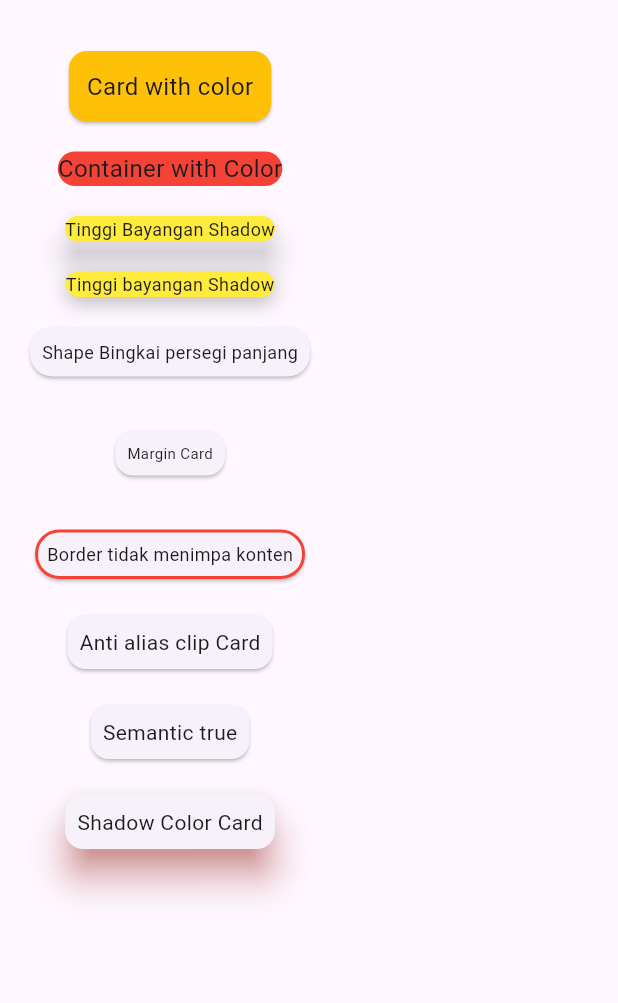
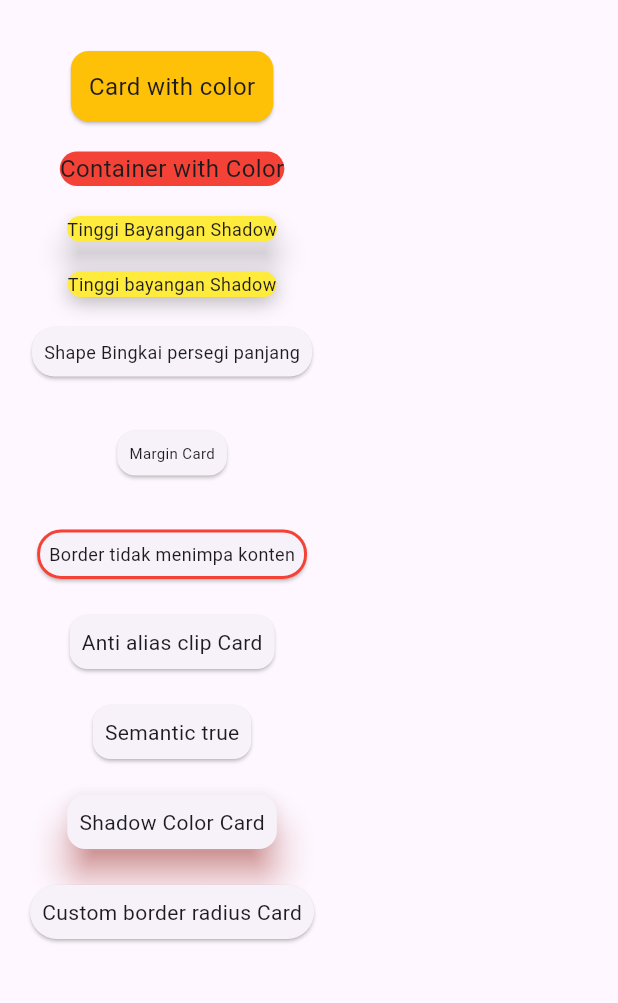
Before and after one commit to Frientia/tugas_week_8_1123150114, a Flutter app: the screen it shows after launch, on a phone screen of 412 x 824 dp, the part 63-1066 px from its top. Run offline on Flutter 3.47's test engine with Material 3 defaults, Android fonts, the phone set to English and light mode, and no system bars.

Commit message:
menambahkan Card Dengan Border Radius

```diff
--- a/lib/pages/page_card_01.dart
+++ b/lib/pages/page_card_01.dart
@@ -107,6 +107,17 @@ class MyPages extends StatelessWidget {
                 child: Text("Shadow Color Card", style: TextStyle(fontSize: 14)),
               ),
             ),
+            SizedBox(height: 16),
+
+            Card(
+              shape: RoundedRectangleBorder(
+                borderRadius: BorderRadius.circular(30),
+              ),
+              child: Padding(
+                padding: EdgeInsets.all(8),
+                child: Text("Custom border radius Card", style: TextStyle(fontSize: 14)),
+              ),
+            ),
           ],
         ),
       ),
```
